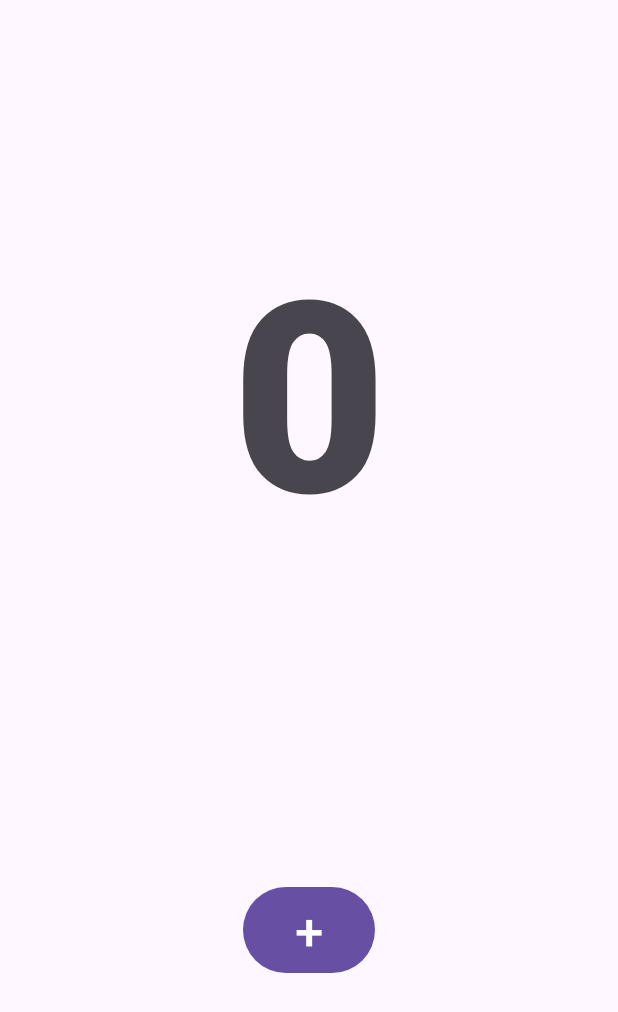
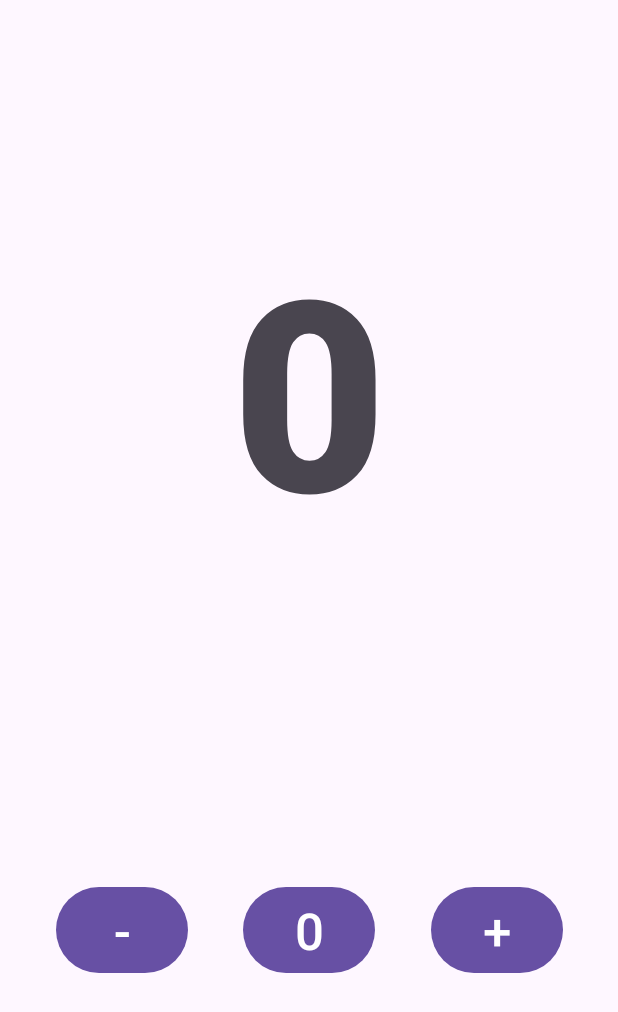
Before and after one commit to FernandoJosePereiraSalvador/Fernando_Pereira_Salvador_Comptador, an Android app: the screen it shows after launch (MainActivity), on a phone screen of 412 x 824 dp. Shown: the top 1012 px of the screen. Run offline under Robolectric (Android 15) with nearby library versions, the phone set to English and light mode, and no system bars.

Commit message:
Botones
Se han añadido los botones para resetear y restar.

También se ha añadido una imagen a memorias del resultado.

También se han creado las memorias para los puntos 04 y 05

```diff
--- a/Comptador/app/src/main/java/com/ieseljust/pmdm/comptador/MainActivity.kt
+++ b/Comptador/app/src/main/java/com/ieseljust/pmdm/comptador/MainActivity.kt
@@ -28,10 +28,24 @@ class MainActivity : AppCompatActivity() {
 
         // Referencia al botón
         val btAdd = findViewById<Button>(R.id.btAdd)
+        val btReset = findViewById<Button>(R.id.btReset)
+        val btResta = findViewById<Button>(R.id.btResta)
 
         // Asociar una expresión lambda como respuesta al evento Clic sobre el botón
         btAdd.setOnClickListener {
             comptador++
+            textViewContador.text = comptador.toString()
+        }
+
+        btResta.setOnClickListener {
+            if (comptador > 0){
+                comptador--
+            }
+            textViewContador.text = comptador.toString()
+        }
+
+        btReset.setOnClickListener {
+            comptador = 0
             textViewContador.text = comptador.toString()
         }
 
--- a/Comptador/app/src/main/res/layout/activity_main.xml
+++ b/Comptador/app/src/main/res/layout/activity_main.xml
@@ -20,6 +20,28 @@
             app:layout_constraintVertical_bias="0.255" />
 
         <Button
+            android:id="@+id/btResta"
+            android:layout_width="wrap_content"
+            android:layout_height="wrap_content"
+            android:text="-"
+            android:textSize="34sp"
+            app:layout_constraintBottom_toBottomOf="parent"
+            app:layout_constraintEnd_toStartOf="@+id/btReset"
+            app:layout_constraintStart_toStartOf="parent"
+            app:layout_constraintTop_toBottomOf="@+id/textViewComptador" />
+
+        <Button
+            android:id="@+id/btReset"
+            android:layout_width="wrap_content"
+            android:layout_height="wrap_content"
+            android:text="0"
+            android:textSize="34sp"
+            app:layout_constraintBottom_toBottomOf="parent"
+            app:layout_constraintEnd_toStartOf="@+id/btAdd"
+            app:layout_constraintStart_toEndOf="@+id/btResta"
+            app:layout_constraintTop_toBottomOf="@+id/textViewComptador" />
+
+        <Button
             android:id="@+id/btAdd"
             android:layout_width="wrap_content"
             android:layout_height="wrap_content"
@@ -27,6 +49,7 @@
             android:textSize="34sp"
             app:layout_constraintBottom_toBottomOf="parent"
             app:layout_constraintEnd_toEndOf="parent"
-            app:layout_constraintStart_toStartOf="parent"
+            app:layout_constraintStart_toEndOf="@+id/btReset"
             app:layout_constraintTop_toBottomOf="@+id/textViewComptador" />
+
 </androidx.constraintlayout.widget.ConstraintLayout>
```
Also changed, not shown: 3 other files.
